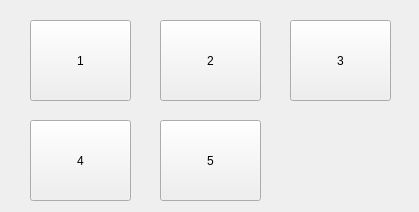
Old version of the form src/templates/tela_nivel.ui in the repository DanilloMLS/lepee.
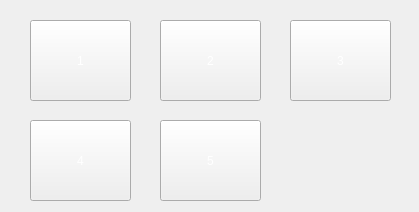
New version of the form.

Patch:
```diff
--- a/src/templates/tela_nivel.ui
+++ b/src/templates/tela_nivel.ui
@@ -44,7 +44,8 @@
      </rect>
     </property>
     <property name="styleSheet">
-     <string notr="true">font: 48pt &quot;Arial Rounded MT Bold&quot;;</string>
+     <string notr="true">font: 48pt &quot;Arial Rounded MT Bold&quot;;
+color: rgb(255, 255, 255);</string>
     </property>
     <property name="text">
      <string>3</string>
@@ -60,7 +61,8 @@
      </rect>
     </property>
     <property name="styleSheet">
-     <string notr="true">font: 48pt &quot;Arial Rounded MT Bold&quot;;</string>
+     <string notr="true">font: 48pt &quot;Arial Rounded MT Bold&quot;;
+color: rgb(255, 255, 255);</string>
     </property>
     <property name="text">
      <string>4</string>
@@ -76,7 +78,8 @@
      </rect>
     </property>
     <property name="styleSheet">
-     <string notr="true">font: 48pt &quot;Arial Rounded MT Bold&quot;;</string>
+     <string notr="true">font: 48pt &quot;Arial Rounded MT Bold&quot;;
+color: rgb(255, 255, 255);</string>
     </property>
     <property name="text">
      <string>5</string>
@@ -92,7 +95,8 @@
      </rect>
     </property>
     <property name="styleSheet">
-     <string notr="true">font: 48pt &quot;Arial Rounded MT Bold&quot;;</string>
+     <string notr="true">font: 48pt &quot;Arial Rounded MT Bold&quot;;
+color: rgb(255, 255, 255);</string>
     </property>
     <property name="text">
      <string>2</string>
@@ -120,7 +124,8 @@
      </size>
     </property>
     <property name="styleSheet">
-     <string notr="true">font: 48pt &quot;Arial Rounded MT Bold&quot;;</string>
+     <string notr="true">font: 48pt &quot;Arial Rounded MT Bold&quot;;
+color: rgb(255, 255, 255);</string>
     </property>
     <property name="text">
      <string>1</string>
```
